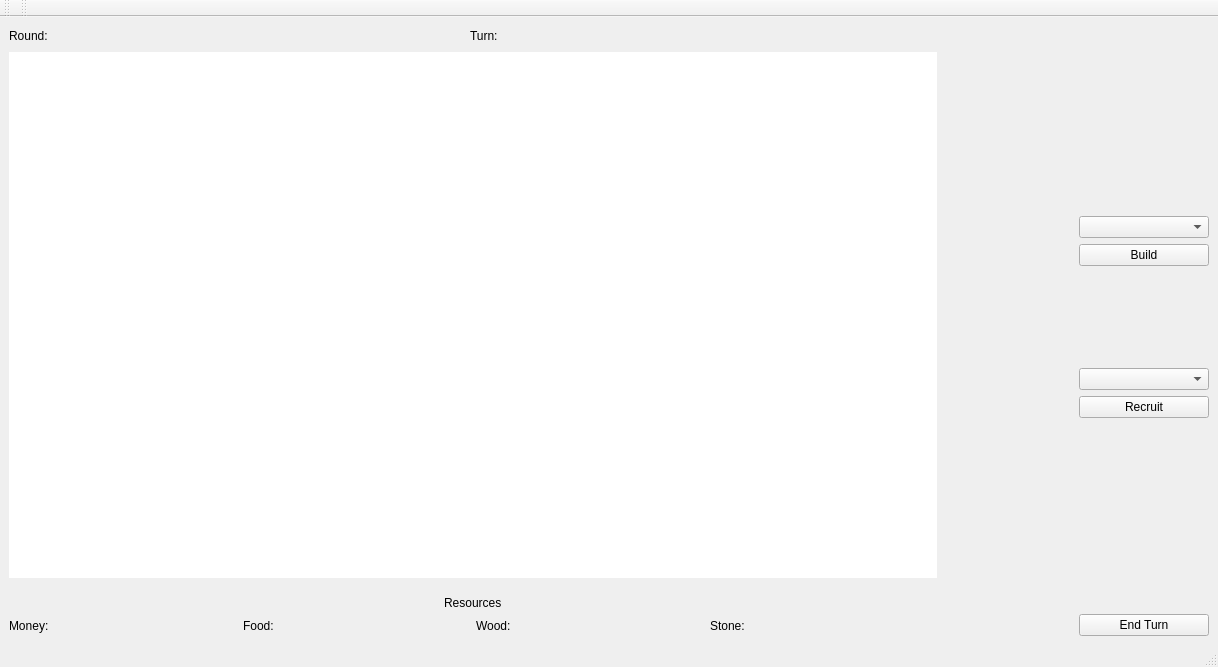
Before: the Qt Designer form Game/UI/mapwindow.ui in makipaa/School-Projects, drawn with Qt 5.
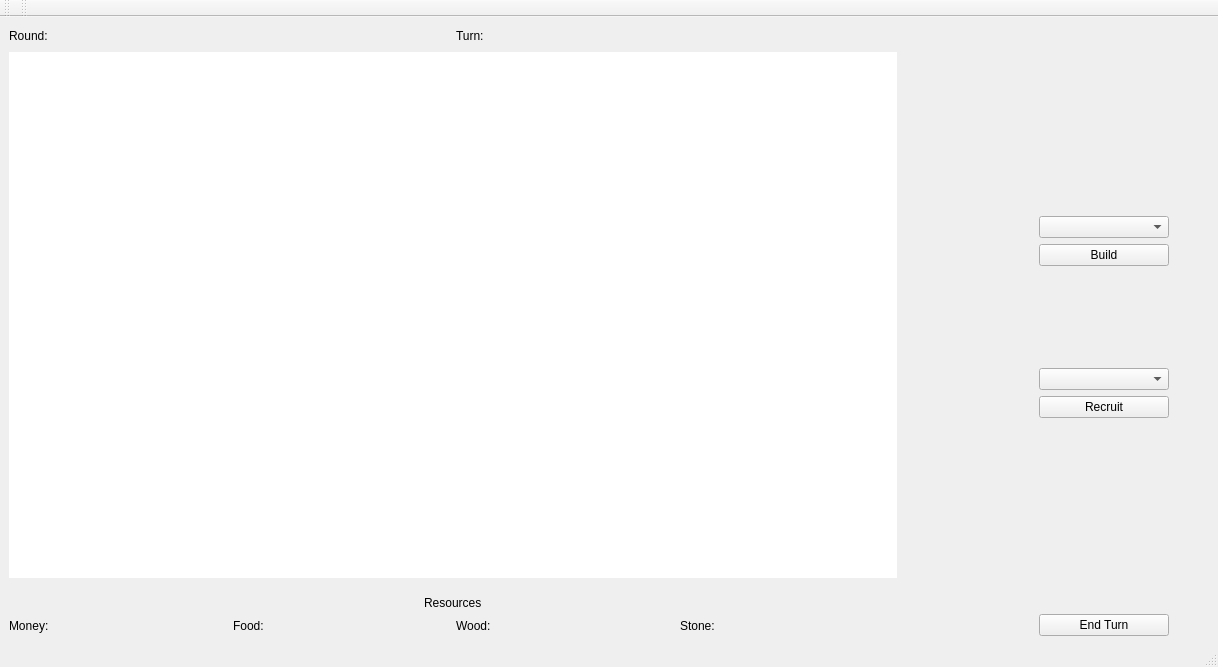
After: the same form once the commit is applied.

The edit to the form file:
```diff
--- a/Game/UI/mapwindow.ui
+++ b/Game/UI/mapwindow.ui
@@ -419,6 +419,19 @@
       </property>
      </widget>
     </item>
+    <item row="0" column="2">
+     <spacer name="horizontalSpacer">
+      <property name="orientation">
+       <enum>Qt::Horizontal</enum>
+      </property>
+      <property name="sizeHint" stdset="0">
+       <size>
+        <width>40</width>
+        <height>20</height>
+       </size>
+      </property>
+     </spacer>
+    </item>
    </layout>
   </widget>
   <widget class="QMenuBar" name="menubar">
```
